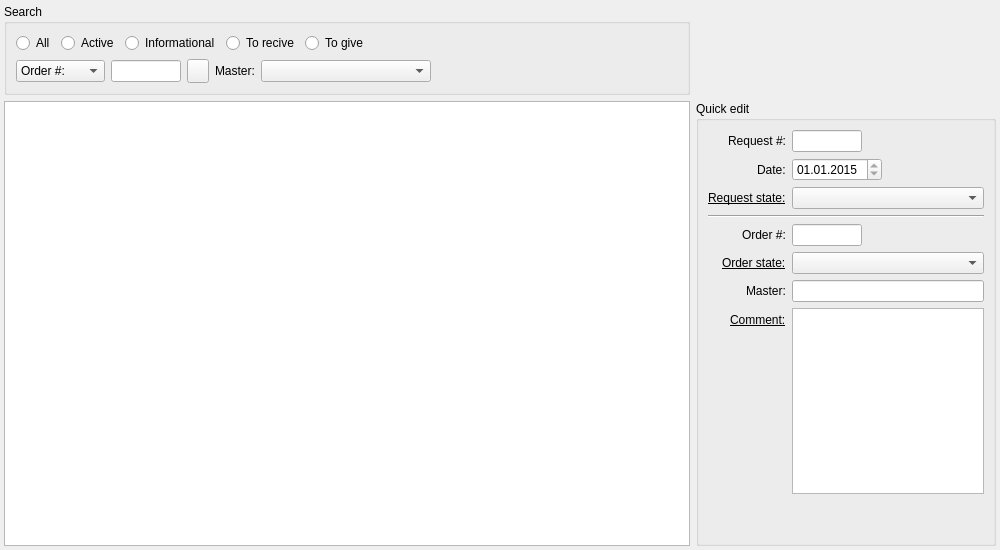
Qt form RepairCenter/partswidgetstorekeeper.ui (Feo-d-oR/YARC) before a commit.
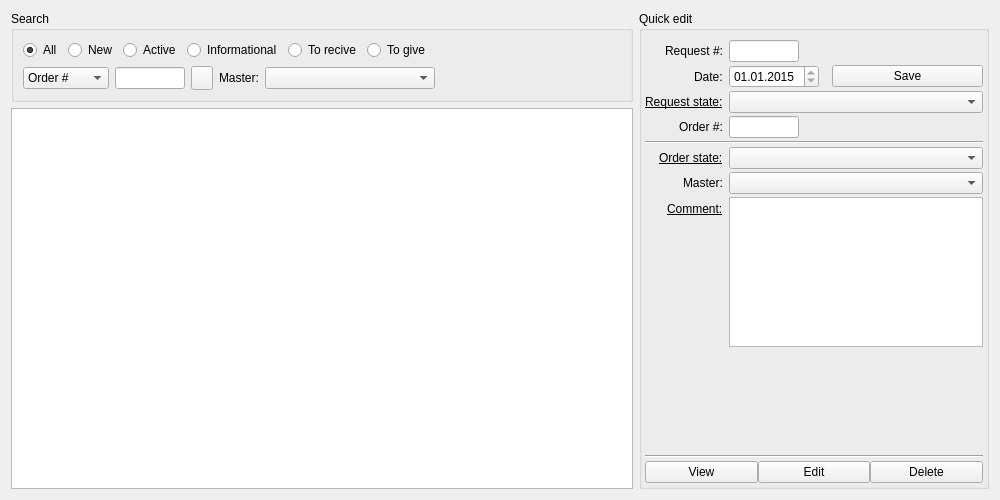
The same form after that commit. Icons and pictures are not drawn.

What changed in the file:
```diff
--- a/RepairCenter/partswidgetstorekeeper.ui
+++ b/RepairCenter/partswidgetstorekeeper.ui
@@ -7,25 +7,13 @@
     <x>0</x>
     <y>0</y>
     <width>1000</width>
-    <height>550</height>
+    <height>500</height>
    </rect>
   </property>
   <property name="windowTitle">
    <string>Form</string>
   </property>
   <layout class="QGridLayout" name="gridLayout">
-   <property name="leftMargin">
-    <number>4</number>
-   </property>
-   <property name="topMargin">
-    <number>4</number>
-   </property>
-   <property name="rightMargin">
-    <number>4</number>
-   </property>
-   <property name="bottomMargin">
-    <number>4</number>
-   </property>
    <item row="0" column="0">
     <widget class="QGroupBox" name="groupBox_2">
      <property name="title">
@@ -39,6 +27,16 @@
           <property name="text">
            <string>All</string>
           </property>
+          <property name="checked">
+           <bool>true</bool>
+          </property>
+         </widget>
+        </item>
+        <item>
+         <widget class="QRadioButton" name="rbNew">
+          <property name="text">
+           <string>New</string>
+          </property>
          </widget>
         </item>
         <item>
@@ -90,12 +88,12 @@
          <widget class="QComboBox" name="cbSearchType">
           <item>
            <property name="text">
-            <string>Order #:</string>
+            <string>Order #</string>
            </property>
           </item>
           <item>
            <property name="text">
-            <string>Request #:</string>
+            <string>Request #</string>
            </property>
           </item>
          </widget>
@@ -181,13 +179,47 @@
     </widget>
    </item>
    <item row="1" column="0">
-    <widget class="QTableView" name="tview"/>
+    <widget class="QTableView" name="tview">
+     <property name="frameShape">
+      <enum>QFrame::StyledPanel</enum>
+     </property>
+     <property name="frameShadow">
+      <enum>QFrame::Sunken</enum>
+     </property>
+     <property name="lineWidth">
+      <number>1</number>
+     </property>
+     <property name="editTriggers">
+      <set>QAbstractItemView::NoEditTriggers</set>
+     </property>
+     <property name="selectionMode">
+      <enum>QAbstractItemView::SingleSelection</enum>
+     </property>
+     <property name="selectionBehavior">
+      <enum>QAbstractItemView::SelectRows</enum>
+     </property>
+     <property name="horizontalScrollMode">
+      <enum>QAbstractItemView::ScrollPerPixel</enum>
+     </property>
+     <property name="sortingEnabled">
+      <bool>true</bool>
+     </property>
+     <attribute name="horizontalHeaderVisible">
+      <bool>false</bool>
+     </attribute>
+    </widget>
    </item>
-   <item row="1" column="1">
+   <item row="0" column="1" rowspan="2">
     <widget class="QGroupBox" name="groupBox">
+     <property name="sizePolicy">
+      <sizepolicy hsizetype="Maximum" vsizetype="Preferred">
+       <horstretch>0</horstretch>
+       <verstretch>0</verstretch>
+      </sizepolicy>
+     </property>
      <property name="maximumSize">
       <size>
-       <width>300</width>
+       <width>350</width>
        <height>16777215</height>
       </size>
      </property>
@@ -195,10 +227,32 @@
       <string>Quick edit</string>
      </property>
      <layout class="QFormLayout" name="formLayout">
+      <property name="rowWrapPolicy">
+       <enum>QFormLayout::DontWrapRows</enum>
+      </property>
       <property name="labelAlignment">
        <set>Qt::AlignRight|Qt::AlignTrailing|Qt::AlignVCenter</set>
       </property>
-      <item row="1" column="1">
+      <property name="verticalSpacing">
+       <number>3</number>
+      </property>
+      <property name="leftMargin">
+       <number>3</number>
+      </property>
+      <property name="rightMargin">
+       <number>3</number>
+      </property>
+      <property name="bottomMargin">
+       <number>3</number>
+      </property>
+      <item row="0" column="0">
+       <widget class="QLabel" name="label_7">
+        <property name="text">
+         <string>Request #:</string>
+        </property>
+       </widget>
+      </item>
+      <item row="0" column="1">
        <layout class="QHBoxLayout" name="horizontalLayout">
         <item>
          <widget class="QLineEdit" name="eId">
@@ -242,6 +296,8 @@
        </widget>
       </item>
       <item row="2" column="1">
+       <layout class="QHBoxLayout" name="horizontalLayout_5">
+        <item>
        <widget class="QDateEdit" name="eDate">
         <property name="maximumSize">
          <size>
@@ -274,14 +330,44 @@
         </property>
        </widget>
       </item>
-      <item row="3" column="0">
+        <item>
+         <spacer name="horizontalSpacer_5">
+          <property name="orientation">
+           <enum>Qt::Horizontal</enum>
+          </property>
+          <property name="sizeType">
+           <enum>QSizePolicy::Maximum</enum>
+          </property>
+          <property name="sizeHint" stdset="0">
+           <size>
+            <width>13</width>
+            <height>20</height>
+           </size>
+          </property>
+         </spacer>
+        </item>
+        <item>
+         <widget class="QPushButton" name="bSubmit">
+          <property name="text">
+           <string>Save</string>
+          </property>
+          <property name="icon">
+           <iconset>
+            <normalon>:/icons/icons/page_save.png</normalon>
+           </iconset>
+          </property>
+         </widget>
+        </item>
+       </layout>
+      </item>
+      <item row="4" column="0">
        <widget class="QLabel" name="label_3">
         <property name="text">
          <string>&lt;html&gt;&lt;head/&gt;&lt;body&gt;&lt;p&gt;&lt;span style=&quot; text-decoration: underline;&quot;&gt;Request state:&lt;/span&gt;&lt;/p&gt;&lt;/body&gt;&lt;/html&gt;</string>
         </property>
        </widget>
       </item>
-      <item row="3" column="1">
+      <item row="4" column="1">
        <widget class="QComboBox" name="eRequestState">
         <property name="minimumSize">
          <size>
@@ -291,21 +377,14 @@
         </property>
        </widget>
       </item>
-      <item row="4" column="0" colspan="2">
-       <widget class="Line" name="line">
-        <property name="orientation">
-         <enum>Qt::Horizontal</enum>
-        </property>
-       </widget>
-      </item>
-      <item row="5" column="0">
+      <item row="6" column="0">
        <widget class="QLabel" name="label_2">
         <property name="text">
          <string>Order #:</string>
         </property>
        </widget>
       </item>
-      <item row="5" column="1">
+      <item row="6" column="1">
        <layout class="QHBoxLayout" name="horizontalLayout_2">
         <item>
          <widget class="QLineEdit" name="eOrderId">
@@ -341,14 +420,21 @@
         </item>
        </layout>
       </item>
-      <item row="6" column="0">
+      <item row="8" column="0" colspan="2">
+       <widget class="Line" name="line">
+        <property name="orientation">
+         <enum>Qt::Horizontal</enum>
+        </property>
+       </widget>
+      </item>
+      <item row="9" column="0">
        <widget class="QLabel" name="label_4">
         <property name="text">
          <string>&lt;html&gt;&lt;head/&gt;&lt;body&gt;&lt;p&gt;&lt;span style=&quot; text-decoration: underline;&quot;&gt;Order state:&lt;/span&gt;&lt;/p&gt;&lt;/body&gt;&lt;/html&gt;</string>
         </property>
        </widget>
       </item>
-      <item row="6" column="1">
+      <item row="9" column="1">
        <widget class="QComboBox" name="eOrderState">
         <property name="minimumSize">
          <size>
@@ -358,47 +444,107 @@
         </property>
        </widget>
       </item>
-      <item row="7" column="0">
+      <item row="11" column="0">
        <widget class="QLabel" name="label_8">
         <property name="text">
          <string>Master:</string>
         </property>
        </widget>
       </item>
-      <item row="8" column="0">
+      <item row="11" column="1">
+       <widget class="QComboBox" name="eMaster">
+        <property name="enabled">
+         <bool>true</bool>
+        </property>
+        <property name="editable">
+         <bool>false</bool>
+        </property>
+        <property name="maxVisibleItems">
+         <number>11</number>
+        </property>
+       </widget>
+      </item>
+      <item row="13" column="0">
        <widget class="QLabel" name="label_5">
         <property name="text">
          <string>&lt;html&gt;&lt;head/&gt;&lt;body&gt;&lt;p&gt;&lt;span style=&quot; text-decoration: underline;&quot;&gt;Comment:&lt;/span&gt;&lt;/p&gt;&lt;/body&gt;&lt;/html&gt;</string>
         </property>
        </widget>
       </item>
-      <item row="8" column="1">
-       <widget class="QPlainTextEdit" name="eComment"/>
+      <item row="13" column="1">
+       <widget class="QPlainTextEdit" name="eComment">
+        <property name="sizePolicy">
+         <sizepolicy hsizetype="Expanding" vsizetype="MinimumExpanding">
+          <horstretch>0</horstretch>
+          <verstretch>0</verstretch>
+         </sizepolicy>
+        </property>
+        <property name="maximumSize">
+         <size>
+          <width>16777215</width>
+          <height>150</height>
+         </size>
+        </property>
+       </widget>
       </item>
-      <item row="9" column="1">
+      <item row="14" column="1">
        <spacer name="verticalSpacer">
         <property name="orientation">
          <enum>Qt::Vertical</enum>
         </property>
+        <property name="sizeType">
+         <enum>QSizePolicy::Expanding</enum>
+        </property>
         <property name="sizeHint" stdset="0">
          <size>
           <width>20</width>
-          <height>40</height>
+          <height>500</height>
          </size>
         </property>
        </spacer>
       </item>
-      <item row="1" column="0">
-       <widget class="QLabel" name="label_7">
+      <item row="16" column="0" colspan="2">
+       <layout class="QHBoxLayout" name="horizontalLayout_6">
+        <item>
+         <widget class="QPushButton" name="bView">
         <property name="text">
-         <string>Request #:</string>
-        </property>
-       </widget>
-      </item>
-      <item row="7" column="1">
-       <widget class="QLineEdit" name="eMaster">
-        <property name="readOnly">
-         <bool>true</bool>
+           <string>View</string>
+          </property>
+          <property name="icon">
+           <iconset resource="Icons.qrc">
+            <normaloff>:/icons/icons/page.png</normaloff>:/icons/icons/page.png</iconset>
+          </property>
+         </widget>
+        </item>
+        <item>
+         <widget class="QPushButton" name="bEdit">
+          <property name="text">
+           <string>Edit</string>
+          </property>
+          <property name="icon">
+           <iconset resource="Icons.qrc">
+            <normaloff>:/icons/icons/page_edit.png</normaloff>:/icons/icons/page_edit.png</iconset>
+          </property>
+         </widget>
+        </item>
+        <item>
+         <widget class="QPushButton" name="bDelete">
+          <property name="text">
+           <string>Delete</string>
+          </property>
+          <property name="icon">
+           <iconset>
+            <normalon>:/icons/icons/page_delete.png</normalon>
+           </iconset>
+          </property>
+         </widget>
+        </item>
+       </layout>
+      </item>
+      <item row="15" column="0" colspan="2">
+       <widget class="Line" name="line_3">
+        <property name="orientation">
+         <enum>Qt::Horizontal</enum>
         </property>
        </widget>
       </item>
```
Lines whose indentation alone changed are shown as unchanged.
